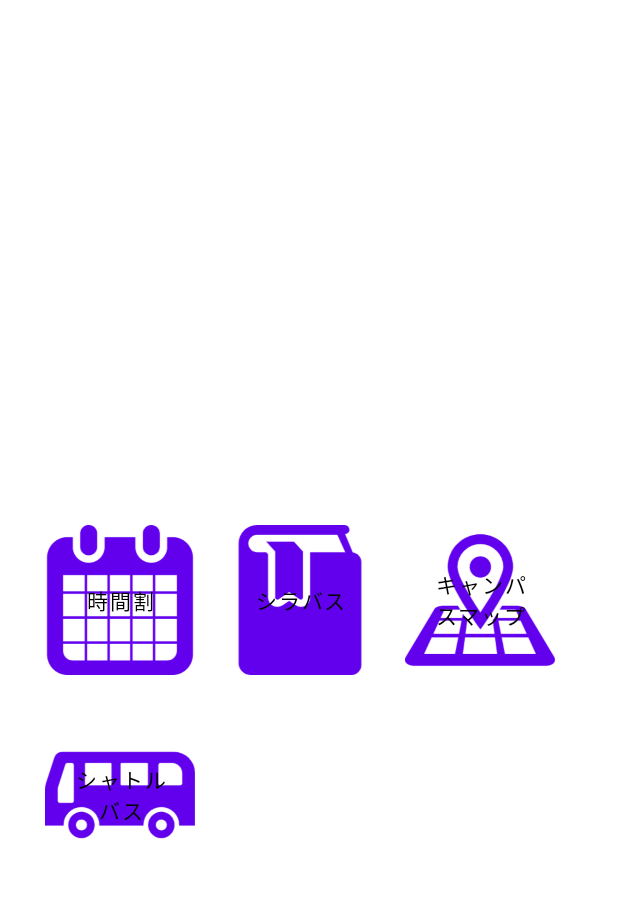
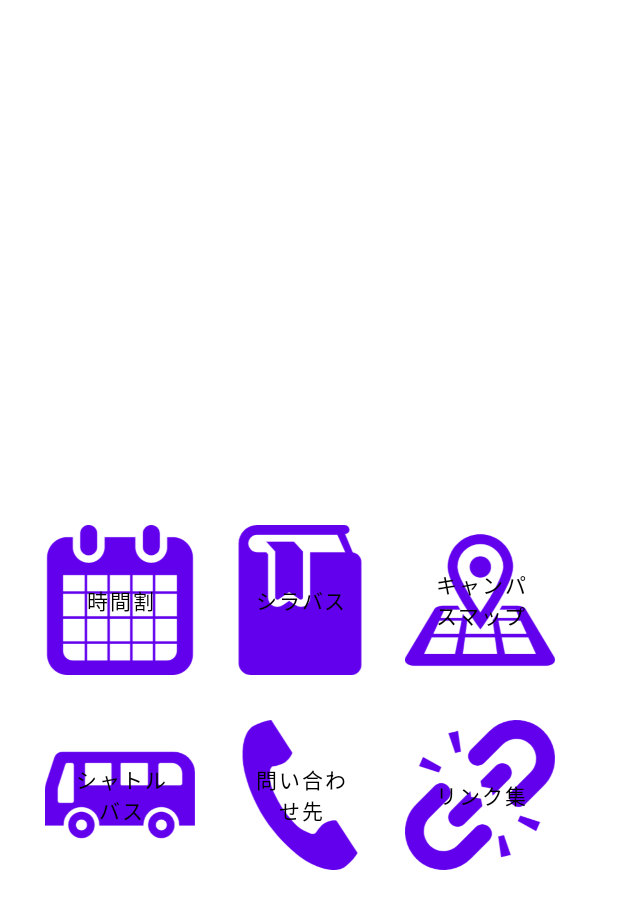
Before and after one commit to intinfo-tsudoi/TomidaiApp, an Android app: the layout activity_main.xml on its own in the app's theme, with its tools: preview values and no code run, on a phone screen of 412 x 824 dp. Shown: the top 909 px of the screen. Run offline under Robolectric (Android 15) with nearby library versions, the phone set to English and light mode, and no system bars.

Commit message:
リンク集、大学への連絡先追加

```diff
--- /dev/null
+++ b/app/src/main/res/drawable/notification_icon.xml
@@ -0,0 +1,4 @@
+<?xml version="1.0" encoding="utf-8"?>
+<selector xmlns:android="http://schemas.android.com/apk/res/android">
+
+</selector>
--- a/app/src/main/res/layout/activity_main.xml
+++ b/app/src/main/res/layout/activity_main.xml
@@ -70,4 +70,31 @@
         app:layout_constraintStart_toStartOf="parent"
         app:layout_constraintTop_toBottomOf="@+id/pager" />
 
+    <Button
+        android:id="@+id/imageView5"
+        android:layout_width="100dp"
+        android:layout_height="100dp"
+        android:layout_marginLeft="150dp"
+        android:layout_marginTop="180dp"
+        android:background="@drawable/icon_contact"
+        android:onClick="onContactBtnTapped"
+        android:scaleType="centerInside"
+        android:text="問い合わせ先"
+        android:textColor="#000000"
+        app:layout_constraintStart_toStartOf="parent"
+        app:layout_constraintTop_toBottomOf="@+id/pager" />
+
+    <Button
+        android:id="@+id/imageView6"
+        android:layout_width="100dp"
+        android:layout_height="100dp"
+        android:layout_marginLeft="270dp"
+        android:layout_marginTop="180dp"
+        android:background="@drawable/icon_link"
+        android:onClick="onLinksBtnTapped"
+        android:scaleType="centerInside"
+        android:text="リンク集"
+        android:textColor="#000000"
+        app:layout_constraintStart_toStartOf="parent"
+        app:layout_constraintTop_toBottomOf="@+id/pager" />
 </androidx.constraintlayout.widget.ConstraintLayout>
--- a/app/src/main/res/values/ids.xml
+++ b/app/src/main/res/values/ids.xml
@@ -1,4 +1,8 @@
 <?xml version="1.0" encoding="utf-8"?>
 <resources>
     <item name="addFragment" type="id" />
+    <item name="imageView1" type="id" />
+    <item name="imageView2" type="id" />
+    <item name="imageView3" type="id" />
+    <item name="imageView4" type="id" />
 </resources>
```
Also changed, not shown: app/src/main/AndroidManifest.xml (+7 -4 lines), app/src/main/java/com/dryad/tomidaiapp/LinksMainActivity.kt (added, +22 -0 lines), app/src/main/java/com/dryad/tomidaiapp/MainActivity.kt (+46 -0 lines), app/src/main/res/layout/activity_links_main.xml (added, +30 -0 lines), app/src/main/res/drawable/icon_contact.png (added), app/src/main/res/drawable/icon_link.png (added).
